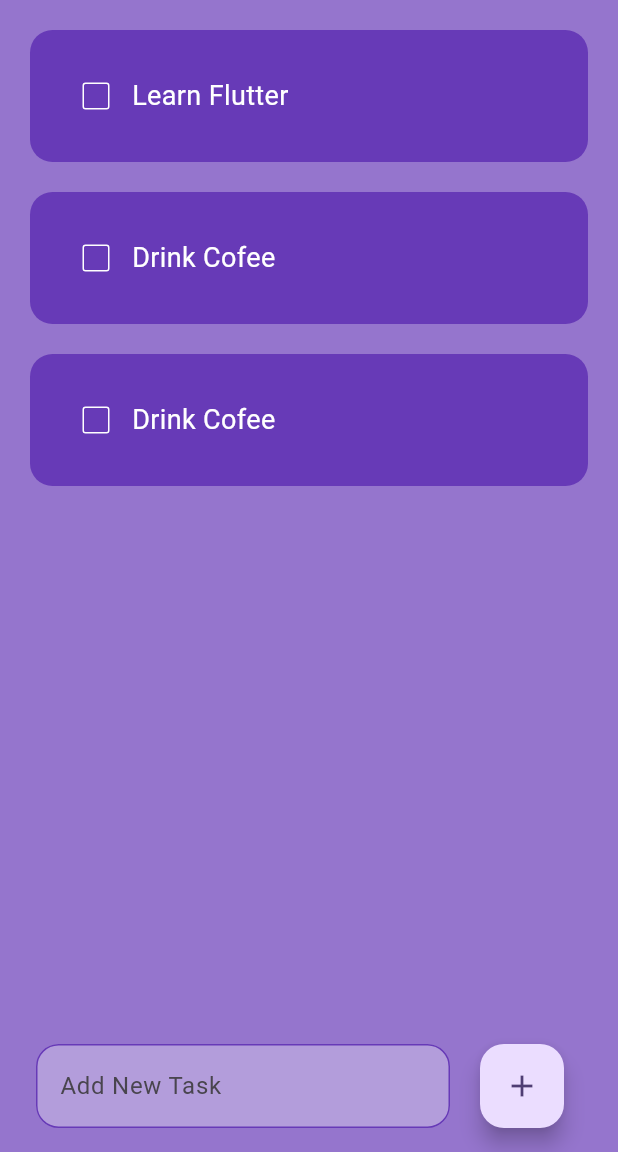
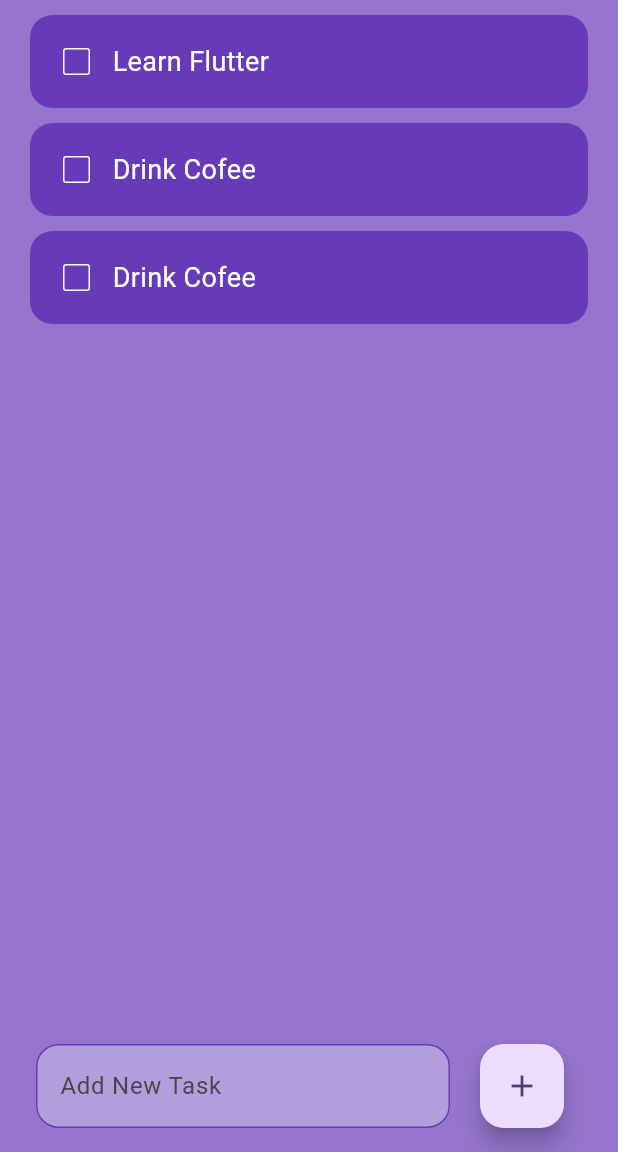
Before and after one commit to Vihanga-Nirmitha/Task-Management-System, a Flutter app: the screen it shows after launch, on a phone screen of 412 x 824 dp, the part 84-1236 px from its top. Run offline on Flutter 3.47's test engine with Material 3 defaults, Android fonts, the phone set to English and light mode, and no system bars; drawn by our look-alikes of flutter_slidable.

```diff
--- a/lib/utils/todo_List.dart
+++ b/lib/utils/todo_List.dart
@@ -19,7 +19,7 @@ class TodoList extends StatelessWidget {
   Widget build(BuildContext context) {
     return Padding(
       padding: const EdgeInsets.only(
-        top: 20,
+        top: 10,
         left: 20,
         right: 20,
         bottom: 0,
@@ -37,7 +37,7 @@ class TodoList extends StatelessWidget {
           ],
         ),
         child: Container(
-          padding: const EdgeInsets.all(20),
+          padding: const EdgeInsets.all(7),
           decoration: BoxDecoration(
             color: Colors.deepPurple,
             borderRadius: BorderRadius.circular(15),
```
Also changed, not shown: 3 other files.
